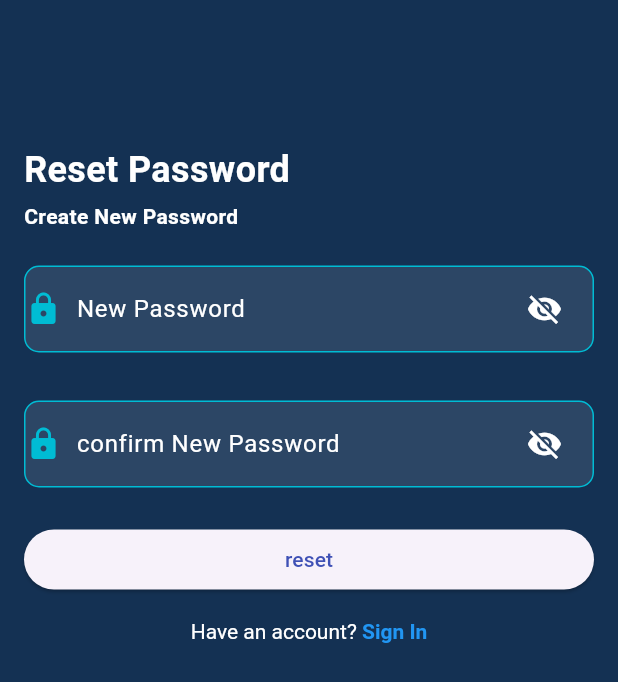
After one commit to esmaail-lateq/newhotelyemen, a Flutter app: the ResetPassword screen opened by its route, on a phone screen of 412 x 824 dp. The commit adds this screen. Shown: the top 682 px of the screen. Run offline on Flutter 3.47's test engine with Material 3 defaults, Android fonts, the phone set to English and light mode, and no system bars; our stand-ins replace flutter_otp_text_field, get, loading_animation_widget, lottie; accounts and stored records are empty; project files that could hold a hidden picture were left out.

Commit message:
the Auth is ready to used

```diff
--- /dev/null
+++ b/lib/controller/auth/forgetpassword/resetpassword_controller.dart
@@ -0,0 +1,37 @@
+import 'package:flutter/cupertino.dart';
+import 'package:get/get.dart';
+
+class ResetPasswordController extends GetxController{
+
+  GlobalKey<FormState>formstate = GlobalKey();
+  late TextEditingController password ;
+  late TextEditingController conpassword ;
+
+  bool ispassword=true;
+  bool ispassword2=true;
+
+
+  showPassword(){
+    ispassword= ispassword==true?false:true;
+    update();
+
+  }
+  showPassword2(){
+    ispassword2= ispassword2==true?false:true;
+    update();
+  }
+  gotosuccess(){
+    if(formstate.currentState!.validate()){
+      Get.offAllNamed("/successEmail");
+    }
+
+  }
+
+  @override
+  void onInit() {
+    password=TextEditingController();
+    conpassword=TextEditingController();
+
+    super.onInit();
+  }
+}
--- a/lib/main.dart
+++ b/lib/main.dart
@@ -2,7 +2,10 @@ import 'package:flutter/material.dart';
 import 'package:get/get.dart';
 import 'package:newhotelyemeni/core/consttint/colors.dart';
 import 'package:newhotelyemeni/rout.dart';
+import 'package:newhotelyemeni/view/screen/aboutscreen.dart';
 import 'package:newhotelyemeni/view/screen/hotelsdetails.dart';
+
+import 'controller/homescreen_controller.dart';
 void main() {
   runApp(const MyApp());
 }
@@ -34,7 +37,7 @@ class MyApp extends StatelessWidget {
           textTheme: ButtonTextTheme.primary,
         ),
       ),
-      home: HotelsDetails(),
+      // home: AboutScreen(),
       getPages: getPages,
     );
   }
--- a/lib/rout.dart
+++ b/lib/rout.dart
@@ -1,4 +1,7 @@
 import 'package:get/get.dart';
+import 'package:newhotelyemeni/view/screen/auth/forgetpassword/checkpassword.dart';
+import 'package:newhotelyemeni/view/screen/auth/forgetpassword/resetpassword.dart';
+import 'package:newhotelyemeni/view/screen/auth/forgetpassword/verify_Repassword.dart';
 import 'package:newhotelyemeni/view/screen/auth/login.dart';
 import 'package:newhotelyemeni/view/screen/auth/signup.dart';
 import 'package:newhotelyemeni/view/screen/auth/success_signup.dart';
@@ -21,6 +24,12 @@ List<GetPage<dynamic>>? getPages=[
   GetPage(name: "/signup", page:()=> SignUp()),
   GetPage(name: "/verifyEmail", page:()=> VerifySignup()),
   GetPage(name: "/successEmail", page:()=> SuccessSignup()),
+  GetPage(name: "/checkPassword", page:()=> CheckPassword()),
+  GetPage(name: "/verifyRepassword", page:()=> VerifyResatePassword()),
+  GetPage(name: "/Repassword", page:()=> ResetPassword()),
+
+
+
 
 
 
--- a/lib/view/screen/aboutscreen.dart
+++ b/lib/view/screen/aboutscreen.dart
@@ -127,7 +127,7 @@ class AboutScreen extends StatelessWidget {
                       title: GestureDetector(
                         onTap: () => ('+96770107908'),
                         child: Text(
-                          '+967 770107908',
+                          '+967 770107908 - 773166009',
                           style: TextStyle(
                             fontSize: 15.0,
                             color: Colors.blue,
--- /dev/null
+++ b/lib/view/screen/auth/forgetpassword/resetpassword.dart
@@ -0,0 +1,116 @@
+import 'package:flutter/material.dart';
+import 'package:get/get.dart';
+import 'package:newhotelyemeni/controller/auth/forgetpassword/resetpassword_controller.dart';
+import 'package:newhotelyemeni/view/widget/customtextform.dart';
+
+import '../../../../core/function/validator.dart';
+class ResetPassword extends StatelessWidget {
+  const ResetPassword({super.key});
+
+  @override
+  Widget build(BuildContext context) {
+    Get.put(ResetPasswordController());
+    return Scaffold(
+      body: GetBuilder<ResetPasswordController>(builder: (controller) => Container(
+          padding: const EdgeInsets.all(16.0),
+          child: ListView(
+            padding: EdgeInsets.only(top: 80),
+            children: [
+              Text('Reset Password' , style: TextStyle(fontSize: 24 , color: Colors.white, fontWeight: FontWeight.bold),),
+              SizedBox(height: 4,),
+              Text('Create New Password' , style: TextStyle(fontSize: 14 , color: Colors.white, fontWeight: FontWeight.bold),),
+              SizedBox(height: 15,),
+
+              Form(
+                key: controller.formstate,
+                child: Column(
+                  crossAxisAlignment: CrossAxisAlignment.stretch,
+                  children: <Widget>[
+                    // TextFormField(
+                    //   controller: controller.email,
+                    //   style: TextStyle(color: Colors.white),
+                    //   decoration: const InputDecoration(
+                    //       labelText: 'Email' ,labelStyle: TextStyle(color: Colors.white)),
+                    //   validator: (value) {
+                    //     return validInput(value!, 3, 50, "email");
+                    //   },
+                    //
+                    // ),
+                    CustomTextForm(
+                      icon: Icons.lock,
+                      mycontroller: controller.password,
+                      keyboardType: TextInputType.text,
+                      label: 'New Password',
+                      validator: (val) {
+                        return validInput(val!, 8, 50, "password");
+                      },
+                      isPassword: controller.ispassword,
+                      chingpassword: () {
+                        controller.showPassword();
+                      },
+                      iconpassword: Icons.visibility,
+                      iconshowpassword: Icons.visibility_off,
+                    ),
+                    const SizedBox(height: 16.0),
+                    CustomTextForm(
+                      mycontroller: controller.conpassword,
+                      icon: Icons.lock,
+                      keyboardType: TextInputType.text,
+                      label: 'confirm New Password',
+                      validator: (val) {
+                        if(val == null || val.isEmpty){
+                          return " يرجى تأكيد كلمة المرور'";
+                        }
+                        else if(val != controller.password.text ){
+                          return 'كلمتا المرور غير متطابقتين';
+                        }
+                        return null;
+                      },
+                      isPassword: controller.ispassword2,
+                      chingpassword: () {
+                        controller.showPassword2();
+                      },
+                      iconpassword: Icons.visibility,
+                      iconshowpassword: Icons.visibility_off,
+
+                    ),
+                    const SizedBox(height: 16.0),
+                    ElevatedButton(
+                      onPressed: (){
+                        controller.gotosuccess();
+                      },
+                      child: const Text('reset' , style: TextStyle(color: Colors.indigo),),
+                    ),
+                    const SizedBox(height: 16.0),
+                    Center(
+                      child: GestureDetector(
+                        onTap: (){
+                          Get.offAllNamed("/login");
+                        },
+                        child: RichText(
+                          text: const TextSpan(
+                            text: 'Have an account? ',
+                            style: TextStyle(color: Colors.white),
+                            children: <TextSpan>[
+                              TextSpan(
+                                text: 'Sign In',
+                                style: TextStyle(
+                                  fontWeight: FontWeight.bold,
+                                  color: Colors.blue,
+                                ),
+                              ),
+                            ],
+                          ),
+                        ),
+                      ),
+                    ),
+                  ],
+                ),
+              )
+            ],
+          )
+      ),),
+
+    );
+  }
+}
```
Also changed, not shown: lib/controller/auth/forgetpassword/checkpassword_controller.dart (added, +22 -0 lines), lib/controller/auth/forgetpassword/verifyRsatepassword_controller.dart (added, +23 -0 lines), lib/controller/auth/login_controller.dart (+9 -0 lines), lib/view/screen/auth/forgetpassword/checkpassword.dart (added, +75 -0 lines), lib/view/screen/auth/forgetpassword/verify_Repassword.dart (added, +84 -0 lines), lib/view/screen/auth/login.dart (+10 -0 lines), lib/view/screen/homescreen.dart (+11 -15 lines), pubspec.lock.
